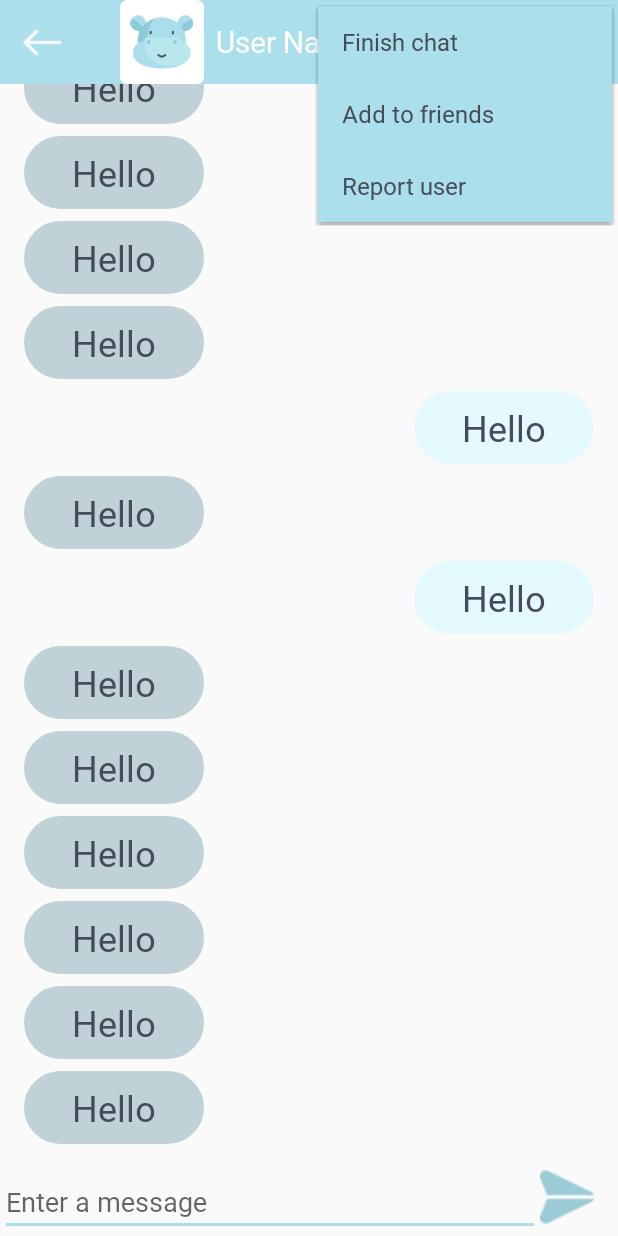
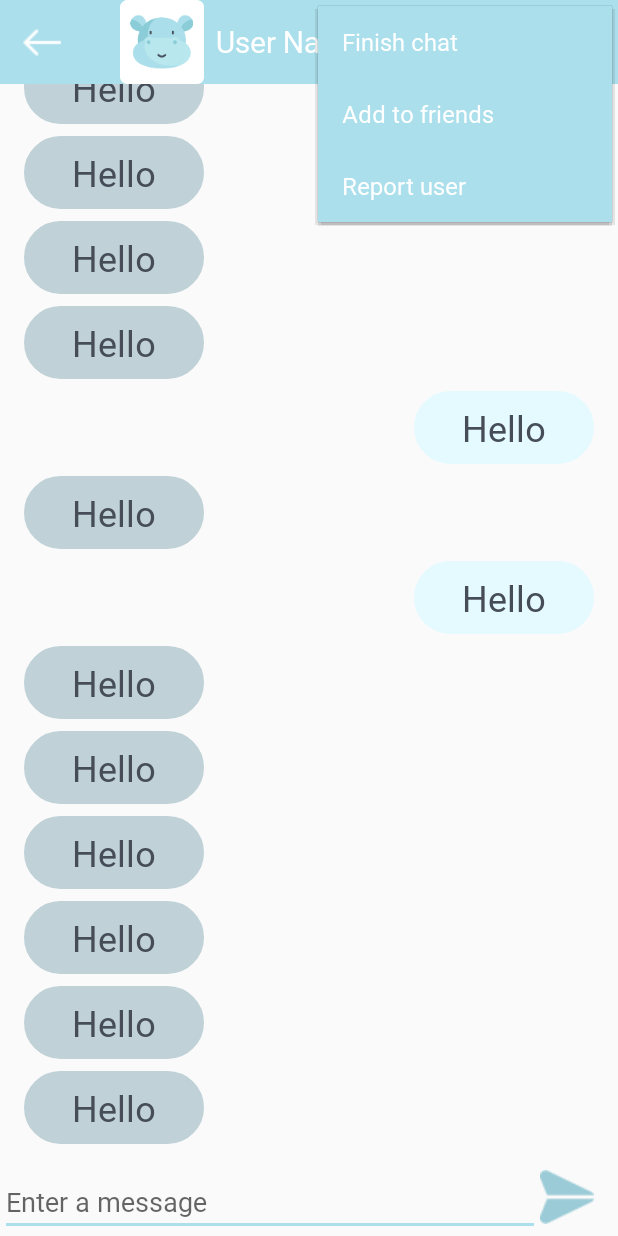
Before and after one commit to HippoChat/hippo_client, an Android app: the ChatActivity screen opened directly, with no data from a screen before it, with the options menu open, on a phone screen of 412 x 824 dp. Run offline under Robolectric (Android 15) with nearby library versions, the phone set to English and light mode, and no system bars.

Commit message:
fix: chat overflow menu colors

```diff
--- a/app/src/main/java/com/example/hippo/ui/main/ChatActivity.kt
+++ b/app/src/main/java/com/example/hippo/ui/main/ChatActivity.kt
@@ -1,7 +1,11 @@
 package com.example.hippo.ui.main
 
+import android.graphics.Color
 import android.os.Bundle
+import android.text.SpannableString
+import android.text.style.ForegroundColorSpan
 import android.view.Menu
+import android.view.MenuItem
 import androidx.appcompat.app.AppCompatActivity
 import androidx.recyclerview.widget.LinearLayoutManager
 import com.example.hippo.R
@@ -61,6 +65,22 @@ class ChatActivity : AppCompatActivity() {
     override fun onCreateOptionsMenu(menu: Menu?): Boolean {
         val inflater = menuInflater
         inflater.inflate(R.menu.chat_menu, menu)
+
+        val item1 = menu?.getItem(0)
+        val item2 = menu?.getItem(1)
+        val item3 = menu?.getItem(2)
+        val s1 = SpannableString("Finish chat")
+        val s2 = SpannableString("Add to friends")
+        val s3 = SpannableString("Report user")
+        s1.setSpan(ForegroundColorSpan(Color.WHITE), 0, s1.length, 0)
+        s2.setSpan(ForegroundColorSpan(Color.WHITE), 0, s2.length, 0)
+        s3.setSpan(ForegroundColorSpan(Color.WHITE), 0, s3.length, 0)
+        if (item1 != null && item2 != null && item3 != null) {
+            item1.title = s1
+            item2.title = s2
+            item3.title = s3
+        }
+
         return true
     }
 
--- a/app/src/main/res/menu/chat_menu.xml
+++ b/app/src/main/res/menu/chat_menu.xml
@@ -1,6 +1,6 @@
 <?xml version="1.0" encoding="utf-8"?>
-<menu xmlns:app="http://schemas.android.com/apk/res-auto"
-    xmlns:android="http://schemas.android.com/apk/res/android">
+<menu xmlns:android="http://schemas.android.com/apk/res/android"
+    xmlns:app="http://schemas.android.com/apk/res-auto">
 
     <item
         android:id="@+id/miFinish"
@@ -13,5 +13,5 @@
     <item
         android:id="@+id/miReport"
         android:icon="@drawable/ic_report_user"
-        android:title="@string/menu_block" />
+        android:title="@string/menu_block"/>
 </menu>
--- a/app/src/main/res/values/styles.xml
+++ b/app/src/main/res/values/styles.xml
@@ -29,6 +29,7 @@
 
     <style name="AppTheme.PopupOverlay" parent="ThemeOverlay.AppCompat.Light" />
 
+
     <style name="Hippo_Button" parent="Widget.AppCompat.Button.Borderless.Colored">
         <item name="android:background">@color/darkBlue</item>
         <item name="android:textAllCaps">false</item>
```
